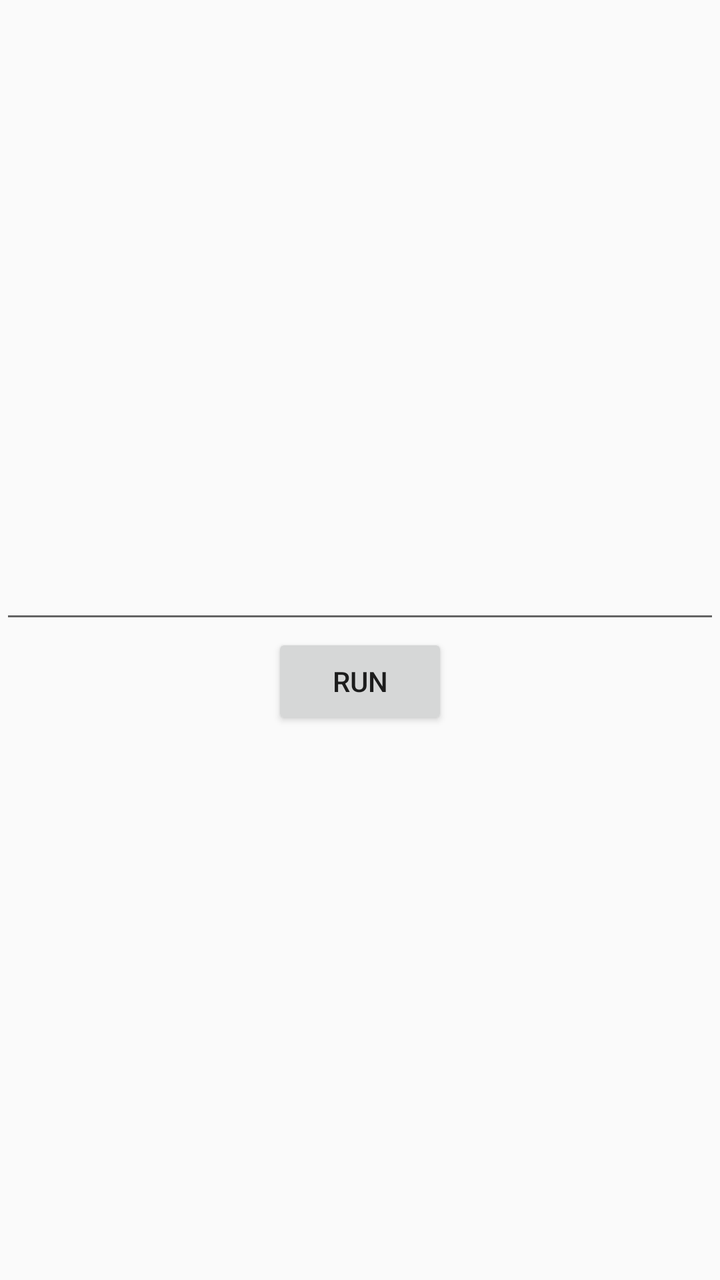
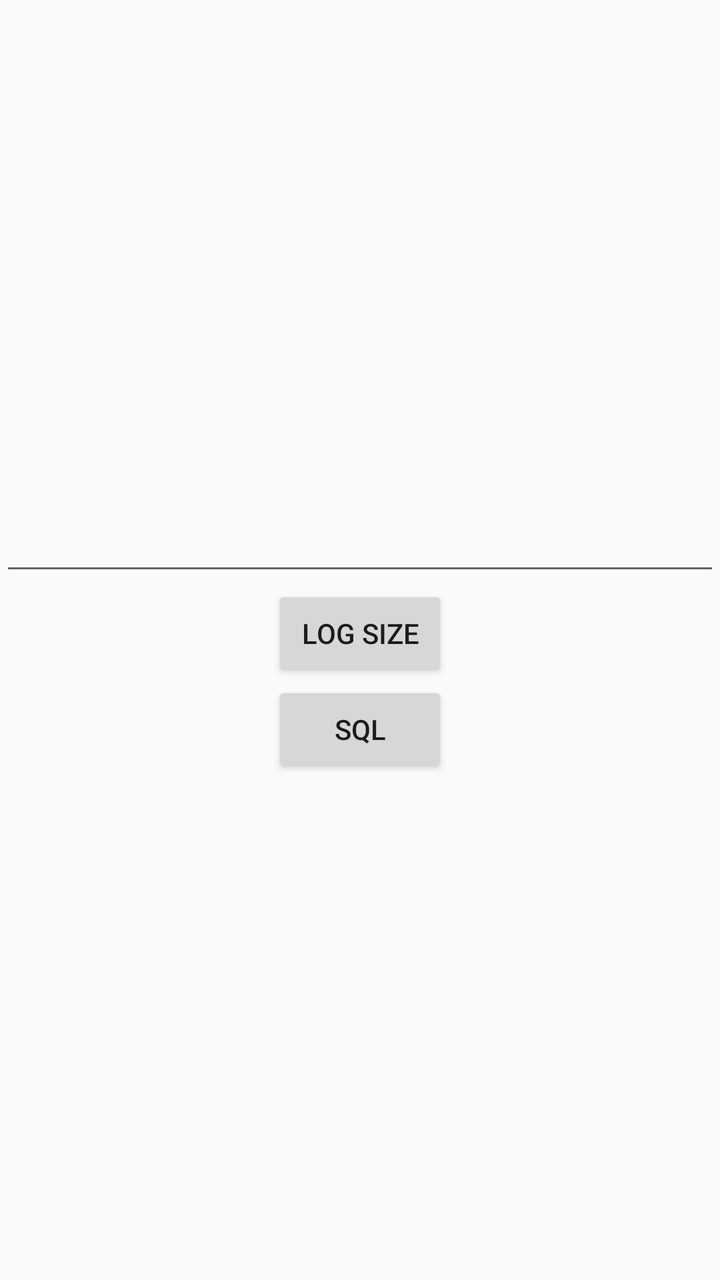

Before-and-after screenshots of an Android layout around one commit, followed by the original layout XML and the change that was made.
<!-- AndroidManifest.xml: application theme AppTheme -->
<!-- res/layout/admin.xml -->
<LinearLayout xmlns:android="http://schemas.android.com/apk/res/android"
    android:layout_width="match_parent"
	android:layout_height="match_parent"
	android:gravity="center"
	android:orientation="vertical">
	
	<EditText
		android:id="@+id/admEdtInput"
		android:layout_width="match_parent"
		android:layout_height="wrap_content"/>
	
	<Button
		android:id="@+id/admBtnRun"
		android:layout_width="wrap_content"
		android:layout_height="wrap_content"
		android:text="Run"/>
	
</LinearLayout>
<!-- resources referenced by this layout -->
<resources>
  <style name="AppTheme" parent="@android:style/Theme.Holo.Light">
  	</style>
</resources>

<!-- the commit's change to res/layout/admin.xml (unified diff, before → after) -->
@@ -4,15 +4,30 @@
 	android:gravity="center"
 	android:orientation="vertical">
 	
-	<EditText
-		android:id="@+id/admEdtInput"
+	<LinearLayout
 		android:layout_width="match_parent"
-		android:layout_height="wrap_content"/>
-	
-	<Button
-		android:id="@+id/admBtnRun"
-		android:layout_width="wrap_content"
-		android:layout_height="wrap_content"
-		android:text="Run"/>
+		android:layout_height="match_parent"
+		android:orientation="vertical"
+		android:gravity="center"
+		android:layout_weight="1">
+		
+		<EditText
+			android:id="@+id/admEdtInput"
+			android:layout_width="match_parent"
+			android:layout_height="wrap_content"/>
+
+		<Button
+			android:id="@+id/admBtnRun"
+			android:layout_width="wrap_content"
+			android:layout_height="wrap_content"
+			android:text="Log Size"/>
+
+		<Button
+			android:id="@+id/admBtnSQL"
+			android:layout_width="wrap_content"
+			android:layout_height="wrap_content"
+			android:text="SQL"/>
+		
+	</LinearLayout>
 	
 </LinearLayout>
